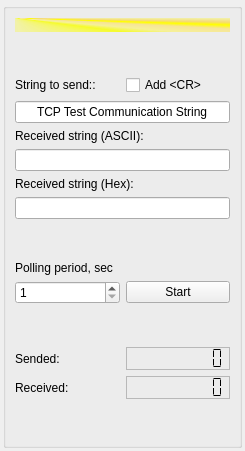
This is tcpworkview.ui in igorf7/DeviceLinkTest as Qt 5 draws it before an edit. The edited form follows.
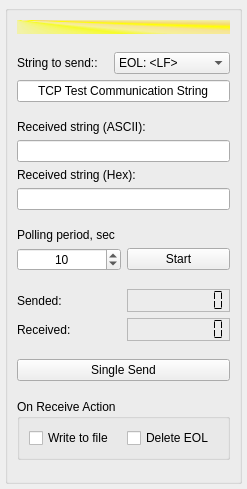
This is the edited form.

What changed in the file:
```diff
--- a/tcpworkview.ui
+++ b/tcpworkview.ui
@@ -6,8 +6,8 @@
    <rect>
     <x>0</x>
     <y>0</y>
-    <width>245</width>
-    <height>451</height>
+    <width>247</width>
+    <height>489</height>
    </rect>
   </property>
   <property name="windowTitle">
@@ -15,16 +15,16 @@
   </property>
   <layout class="QVBoxLayout" name="verticalLayout_7">
    <property name="leftMargin">
-    <number>3</number>
+    <number>5</number>
    </property>
    <property name="topMargin">
-    <number>3</number>
+    <number>5</number>
    </property>
    <property name="rightMargin">
-    <number>3</number>
+    <number>5</number>
    </property>
    <property name="bottomMargin">
-    <number>3</number>
+    <number>5</number>
    </property>
    <item>
     <widget class="QGroupBox" name="groupBox">
@@ -72,10 +72,51 @@
            </widget>
           </item>
           <item>
-           <widget class="QCheckBox" name="crTcpCheckBox">
-            <property name="text">
-             <string>Add &lt;CR&gt;</string>
+           <spacer name="horizontalSpacer">
+            <property name="orientation">
+             <enum>Qt::Horizontal</enum>
             </property>
+            <property name="sizeHint" stdset="0">
+             <size>
+              <width>40</width>
+              <height>20</height>
+             </size>
+            </property>
+           </spacer>
+          </item>
+          <item>
+           <widget class="QComboBox" name="eolCharComboBox">
+            <property name="currentIndex">
+             <number>0</number>
+            </property>
+            <property name="sizeAdjustPolicy">
+             <enum>QComboBox::AdjustToContentsOnFirstShow</enum>
+            </property>
+            <item>
+             <property name="text">
+              <string>EOL: &lt;LF&gt;</string>
+             </property>
+            </item>
+            <item>
+             <property name="text">
+              <string>EOL: &lt;CR&gt;</string>
+             </property>
+            </item>
+            <item>
+             <property name="text">
+              <string>EOL: &lt;CR+ LF&gt;</string>
+             </property>
+            </item>
+            <item>
+             <property name="text">
+              <string>EOL: &lt;LF+ CR&gt;</string>
+             </property>
+            </item>
+            <item>
+             <property name="text">
+              <string>Don't  Add EOL</string>
+             </property>
+            </item>
            </widget>
           </item>
          </layout>
@@ -92,6 +133,19 @@
         </item>
        </layout>
       </item>
+      <item>
+       <spacer name="verticalSpacer_2">
+        <property name="orientation">
+         <enum>Qt::Vertical</enum>
+        </property>
+        <property name="sizeHint" stdset="0">
+         <size>
+          <width>20</width>
+          <height>40</height>
+         </size>
+        </property>
+       </spacer>
+      </item>
       <item>
        <layout class="QVBoxLayout" name="verticalLayout_3">
         <item>
@@ -103,6 +157,9 @@
         </item>
         <item>
          <widget class="QLineEdit" name="respLineEdit">
+          <property name="text">
+           <string/>
+          </property>
           <property name="alignment">
            <set>Qt::AlignCenter</set>
           </property>
@@ -120,15 +177,21 @@
         </item>
         <item>
          <widget class="QLineEdit" name="respLineEditHex">
+          <property name="text">
+           <string/>
+          </property>
           <property name="alignment">
            <set>Qt::AlignCenter</set>
           </property>
+          <property name="readOnly">
+           <bool>true</bool>
+          </property>
          </widget>
         </item>
        </layout>
       </item>
       <item>
-       <spacer name="verticalSpacer_2">
+       <spacer name="verticalSpacer_3">
         <property name="orientation">
          <enum>Qt::Vertical</enum>
         </property>
@@ -153,6 +216,9 @@
          <layout class="QHBoxLayout" name="horizontalLayout">
           <item>
            <widget class="QSpinBox" name="pollPeridSpinbox">
+            <property name="alignment">
+             <set>Qt::AlignCenter</set>
+            </property>
             <property name="minimum">
              <number>1</number>
             </property>
@@ -160,7 +226,7 @@
              <number>60</number>
             </property>
             <property name="value">
-             <number>1</number>
+             <number>10</number>
             </property>
            </widget>
           </item>
@@ -176,7 +242,7 @@
        </layout>
       </item>
       <item>
-       <spacer name="verticalSpacer_3">
+       <spacer name="verticalSpacer_4">
         <property name="orientation">
          <enum>Qt::Vertical</enum>
         </property>
@@ -247,7 +313,63 @@
        </layout>
       </item>
       <item>
-       <spacer name="verticalSpacer_4">
+       <spacer name="verticalSpacer_5">
+        <property name="orientation">
+         <enum>Qt::Vertical</enum>
+        </property>
+        <property name="sizeHint" stdset="0">
+         <size>
+          <width>20</width>
+          <height>40</height>
+         </size>
+        </property>
+       </spacer>
+      </item>
+      <item>
+       <widget class="QPushButton" name="singleButton">
+        <property name="text">
+         <string>Single Send</string>
+        </property>
+       </widget>
+      </item>
+      <item>
+       <spacer name="verticalSpacer_6">
+        <property name="orientation">
+         <enum>Qt::Vertical</enum>
+        </property>
+        <property name="sizeHint" stdset="0">
+         <size>
+          <width>20</width>
+          <height>40</height>
+         </size>
+        </property>
+       </spacer>
+      </item>
+      <item>
+       <widget class="QGroupBox" name="groupBox_2">
+        <property name="title">
+         <string>On Receive Action</string>
+        </property>
+        <layout class="QHBoxLayout" name="horizontalLayout_5">
+         <item>
+          <widget class="QCheckBox" name="writeFileCheckBox">
+           <property name="text">
+            <string>Write to file</string>
+           </property>
+          </widget>
+         </item>
+         <item>
+          <widget class="QCheckBox" name="deleteEolCheckBox">
+           <property name="text">
+            <string>Delete EOL</string>
+           </property>
+          </widget>
+         </item>
+        </layout>
+       </widget>
+      </item>
+      <item>
+       <spacer name="verticalSpacer_7">
         <property name="orientation">
          <enum>Qt::Vertical</enum>
         </property>
```
Left out of the diff: 2 changed lines with no effect on the pictures.
